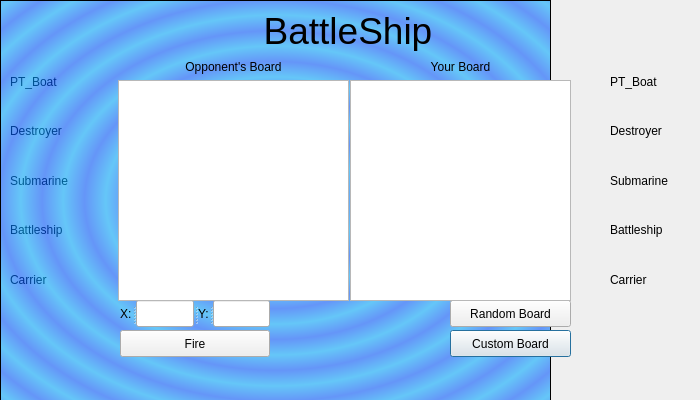
Before: the Qt Designer form untitled/battleaigame.ui in rc2524/Battleship-game, drawn with Qt 5.
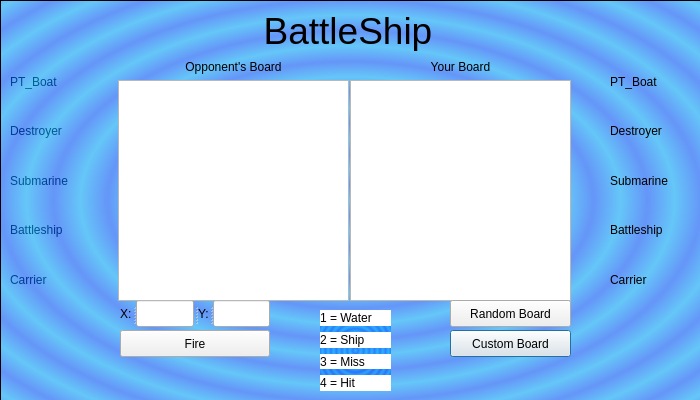
After: the same form once the commit is applied.

Commit message: Recommiting backgrounds in case any were deleted

Patch:
```diff
--- a/untitled/battleaigame.ui
+++ b/untitled/battleaigame.ui
@@ -270,7 +270,7 @@
     <rect>
      <x>0</x>
      <y>0</y>
-     <width>551</width>
+     <width>701</width>
      <height>401</height>
     </rect>
    </property>
@@ -283,8 +283,62 @@
    <property name="frameShadow">
     <enum>QFrame::Raised</enum>
    </property>
+   <widget class="QWidget" name="layoutWidget_4">
+    <property name="geometry">
+     <rect>
+      <x>320</x>
+      <y>310</y>
+      <width>71</width>
+      <height>81</height>
+     </rect>
+    </property>
+    <layout class="QVBoxLayout" name="verticalLayout">
+     <item>
+      <widget class="QLabel" name="label">
+       <property name="styleSheet">
+        <string notr="true">background-color: rgb(255, 255, 255);</string>
+       </property>
+       <property name="text">
+        <string>1 = Water</string>
+       </property>
+      </widget>
+     </item>
+     <item>
+      <widget class="QLabel" name="label_2">
+       <property name="styleSheet">
+        <string notr="true">background-color: rgb(255, 255, 255);</string>
+       </property>
+       <property name="text">
+        <string>2 = Ship</string>
+       </property>
+      </widget>
+     </item>
+     <item>
+      <widget class="QLabel" name="label_3">
+       <property name="styleSheet">
+        <string notr="true">background-color: rgb(255, 255, 255);</string>
+       </property>
+       <property name="text">
+        <string>3 = Miss</string>
+       </property>
+      </widget>
+     </item>
+     <item>
+      <widget class="QLabel" name="label_4">
+       <property name="styleSheet">
+        <string notr="true">background-color: rgb(255, 255, 255);</string>
+       </property>
+       <property name="text">
+        <string>4 = Hit</string>
+       </property>
+      </widget>
+     </item>
+    </layout>
+   </widget>
   </widget>
   <zorder>frame</zorder>
+  <zorder>layoutWidget</zorder>
+  <zorder>layoutWidget_3</zorder>
   <zorder>GameLogo</zorder>
   <zorder>CustomButton</zorder>
   <zorder>RandomButton</zorder>
```
The commit also changes 1 other file.
